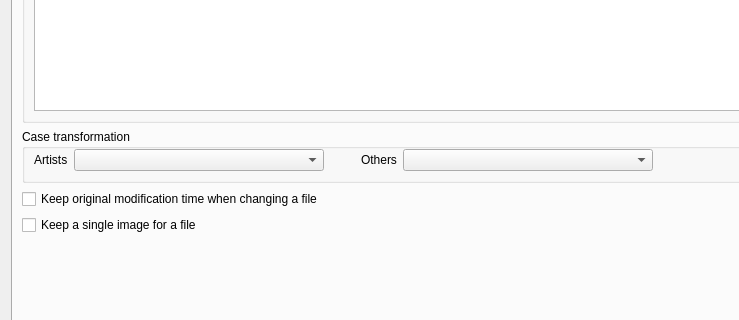
The window that src/Config.ui (mciobanu/mp3diags) describes before a commit, drawn with Qt 5; both pictures show x 0 to 739 and y 176 to 496 of the 984 by 681 pixel window.
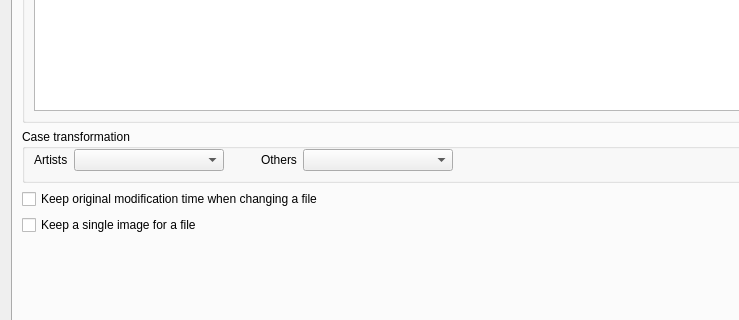
The same window after the commit. The open tabs and pages were chosen to show the change. Icons and pictures are not drawn.

```diff
--- a/src/Config.ui
+++ b/src/Config.ui
@@ -1345,7 +1345,7 @@
            <widget class="QComboBox" name="m_pArtistsCaseCbB" >
             <property name="minimumSize" >
              <size>
-              <width>250</width>
+              <width>150</width>
               <height>0</height>
              </size>
             </property>
@@ -1378,7 +1378,7 @@
            <widget class="QComboBox" name="m_pOthersCaseCbB" >
             <property name="minimumSize" >
              <size>
-              <width>250</width>
+              <width>150</width>
               <height>0</height>
              </size>
             </property>
```
Left out of the diff: 2 changed lines with no effect on the pictures.
